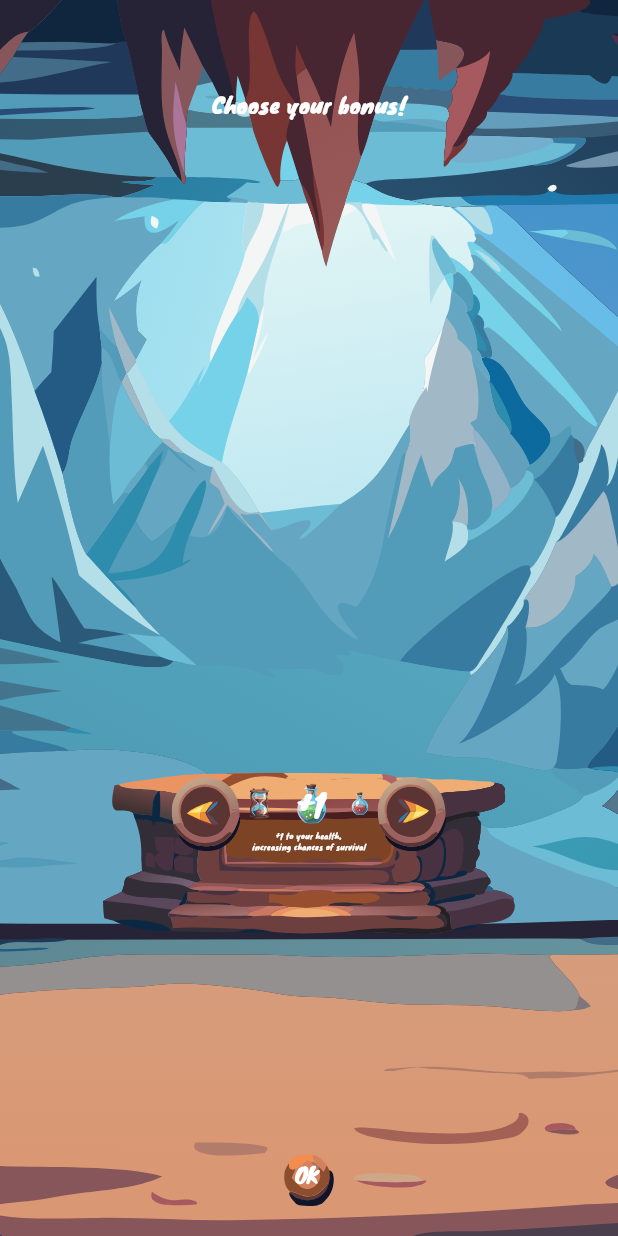
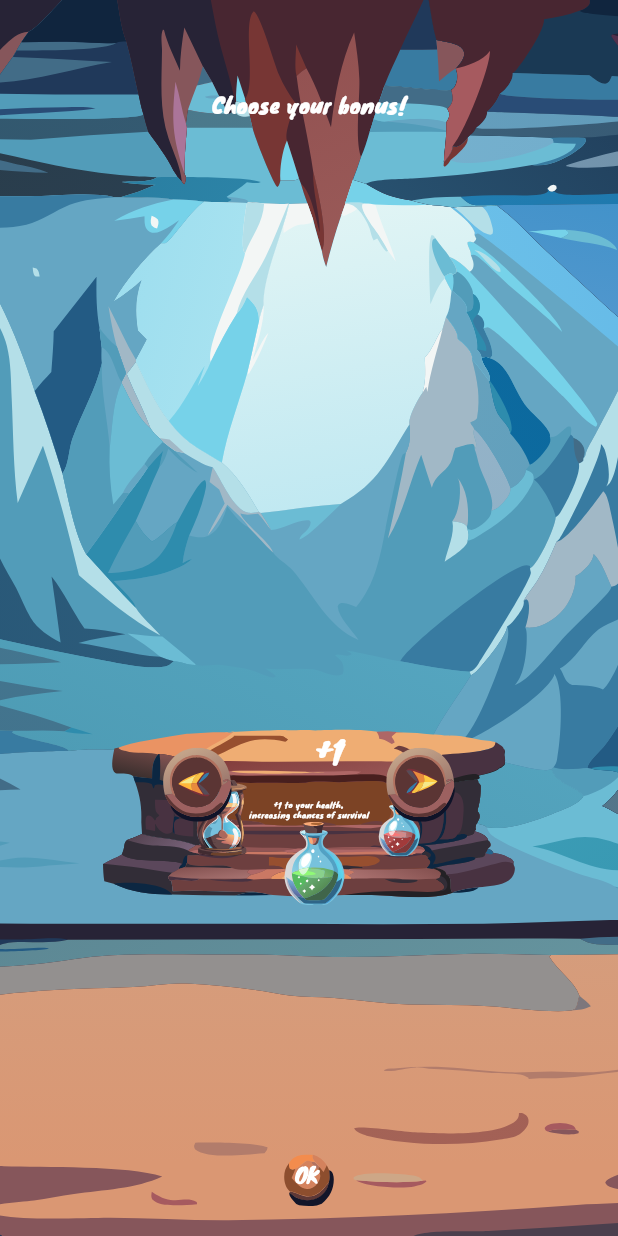
Before and after one commit to appunite/lg_flutter_hackathon, a Flutter app: the BonusesScreen screen opened by its route, on a phone screen of 412 x 824 dp. Run offline on Flutter 3.47's test engine with Material 3 defaults, Android fonts, the phone set to English and light mode, and no system bars; our stand-ins replace audioplayers, flutter_bloc, flutter_svg, freezed_annotation, get_it, shared_preferences; missing offline and left inert: overlay_tooltip, pausable_timer, window_manager; accounts and stored records are empty.

Commit message:
feat: correct position

```diff
--- a/lib/bonuses/bonuses_screen.dart
+++ b/lib/bonuses/bonuses_screen.dart
@@ -75,27 +75,32 @@ class _BonusesScreenState extends State<BonusesScreen> {
     return SvgPicture.asset(
       ImageAssets.bonusesStand,
       fit: BoxFit.contain,
-      width: screenWidth / DesignConsts.containerWidthFactor,
-      height: screenHeight / DesignConsts.containerHeightFactor,
+      width: screenWidth / DesignConsts.standWidthFactor,
+      height: screenHeight / DesignConsts.standHeightFactor,
     );
   }
 
   Positioned _bonusesCarousel(double screenHeight, double screenWidth) {
     return Positioned(
-      bottom: screenWidth / DesignConsts.bonusCarouselHeightFactor,
+      bottom: screenWidth / DesignConsts.bonusCarouselHeightFactor + 5,
       child: SizedBox(
-        height: 300,
+        height: screenHeight / 3,
         width: screenWidth / DesignConsts.bonusesWidthFactor,
         child: CarouselSlider(
           carouselController: _carouselController,
           items: widget.level.bonuses
               .map(
                 (bonus) => Container(
-                  margin: const EdgeInsets.symmetric(horizontal: 5.0),
+                  margin: const EdgeInsets.symmetric(horizontal: 5),
                   child: Stack(
                     alignment: Alignment.centerRight,
                     children: [
-                      SvgPicture.asset(bonus.type.imagePath),
+                      SvgPicture.asset(
+                        bonus.type.imagePath,
+                        alignment: Alignment.bottomCenter,
+                        height: screenHeight / 4,
+                        width: screenWidth / 4,
+                      ),
                       if (_currentBonus == bonus)
                         Text(
                           '+${bonus.strength}',
@@ -111,11 +116,11 @@ class _BonusesScreenState extends State<BonusesScreen> {
               )
               .toList(),
           options: CarouselOptions(
-            viewportFraction: 0.4,
+            viewportFraction: 0.35,
             enableInfiniteScroll: true,
-            aspectRatio: 0.8,
+            aspectRatio: 1 / 2,
             enlargeCenterPage: true,
-            enlargeFactor: 0.6,
+            enlargeFactor: 0.5,
             onPageChanged: (index, reason) {
               setState(() {
                 _currentBonus = widget.level.bonuses[index];
@@ -129,7 +134,7 @@ class _BonusesScreenState extends State<BonusesScreen> {
 
   Positioned _bonusDescription(double screenHeight, double screenWidth) {
     return Positioned(
-      bottom: screenHeight / DesignConsts.bonusStandHeightFactor + 20,
+      bottom: screenHeight / DesignConsts.bonusDescriptionHeightFactor - 5,
       child: Text(
         '+${_currentBonus.strength}${_currentBonus.type.description}',
         textAlign: TextAlign.center,
@@ -144,7 +149,7 @@ class _BonusesScreenState extends State<BonusesScreen> {
 
   Positioned _arrowButtons(double screenHeight, double screenWidth) {
     return Positioned(
-      bottom: screenHeight / DesignConsts.bonusStandHeightFactor,
+      bottom: screenHeight / DesignConsts.bonusArrowsHeightFactor,
       child: Row(
         mainAxisAlignment: MainAxisAlignment.center,
         children: [
--- a/lib/constants/design_consts.dart
+++ b/lib/constants/design_consts.dart
@@ -43,10 +43,14 @@ class DesignConsts {
   static const double numberFontSizeFactor = 50;
   static const double iconSizeFactor = 50;
   static const double bonusStandHeightFactor = 7;
-  static const double bonusesWidthFactor = 5;
-  static const double bonusesButtonsSpaceFactor = 4.5;
+  static const double bonusesWidthFactor = 2.5;
+  static const double bonusesButtonsSpaceFactor = 4;
   static const double bonusButtonFactor = 9;
   static const double bonusOkButtonFactor = 12;
-  static const double bonusDescriptionFontSizeFactor = 85;
-  static const double bonusCarouselHeightFactor = 20;
+  static const double bonusDescriptionFontSizeFactor = 80;
+  static const double bonusCarouselHeightFactor = 6.5;
+  static const double standWidthFactor = 1.3;
+  static const double standHeightFactor = 2.5;
+  static const double bonusDescriptionHeightFactor = 5;
+  static const double bonusArrowsHeightFactor = 6;
 }
```
Also changed, not shown: assets/ilustrations/bonus_stand.svg, assets/ilustrations/hourglass.svg.
